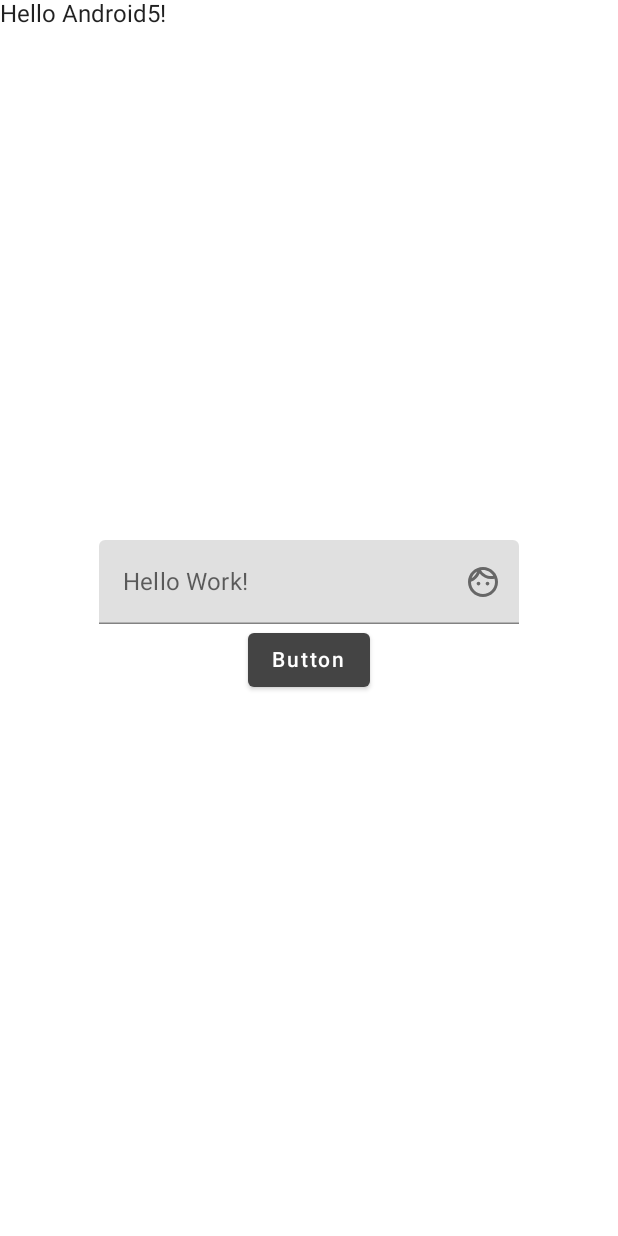
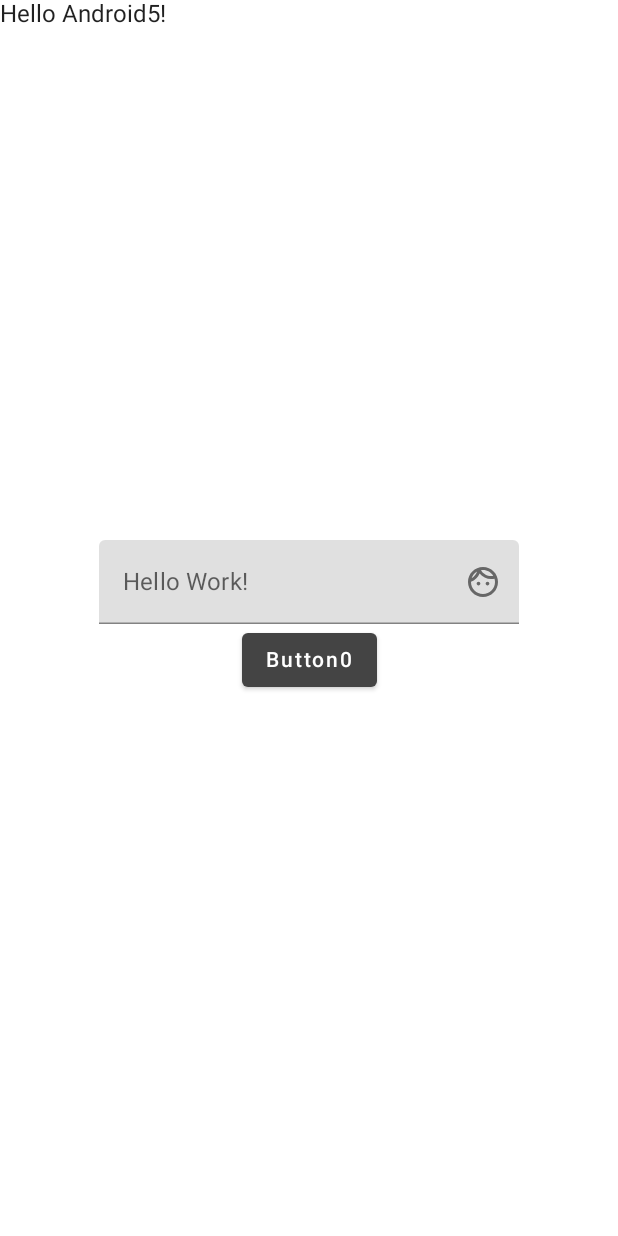
Before and after one commit to shjman/polygon2, an Android app built with Jetpack Compose: the screen it shows after launch (MainActivity), on a phone screen of 412 x 824 dp. Run offline under Robolectric (Android 15) with nearby library versions, the phone set to English and light mode, and no system bars; our stand-ins replace Timber.

```diff
--- a/app/src/main/java/com/shjman/polygon2/MainActivity.kt
+++ b/app/src/main/java/com/shjman/polygon2/MainActivity.kt
@@ -40,8 +40,8 @@ class MainActivity : ComponentActivity() {
                         verticalArrangement = Arrangement.Center,
                         horizontalAlignment = Alignment.CenterHorizontally
                     ) {
-                        myTextField(textField)
-                        buttonWithColor(label, textField)
+                        TextField(textField)
+                        ButtonWithColor(textField)
                     }
                 }
             }
@@ -57,7 +57,7 @@ fun Greeting(name: String) {
 }
 
 @Composable
-fun myTextField(textField: MutableState<String>) {
+fun TextField(textField: MutableState<String>) {
     TextField(
         value = textField.value,
         singleLine = true,
@@ -69,20 +69,19 @@ fun myTextField(textField: MutableState<String>) {
 }
 
 @Composable
-fun buttonWithColor(label: MutableState<String>, textField: MutableState<String>) {
+fun ButtonWithColor(textField: MutableState<String>) {
     val name = "Button"
     val labelInt = remember { mutableStateOf(0) }
     Button(
         onClick = {
-            Timber.d("button clicked textField.value = ${textField.value} ")
             //your onclick code
             labelInt.value = ++labelInt.value
-            label.value = name + labelInt.value
+            Timber.d("button clicked textField.value = ${textField.value} ")
         },
         colors = ButtonDefaults.buttonColors(backgroundColor = Color.DarkGray)
     )
     {
-        Text(text = label.value, color = Color.White)
+        Text(text = name + labelInt.value, color = Color.White)
     }
 }
 
--- a/build.gradle
+++ b/build.gradle
@@ -4,8 +4,8 @@ buildscript {
     }
 }// Top-level build file where you can add configuration options common to all sub-projects/modules.
 plugins {
-    id 'com.android.application' version '7.1.0' apply false
-    id 'com.android.library' version '7.1.0' apply false
+    id 'com.android.application' version '7.2.1' apply false
+    id 'com.android.library' version '7.2.1' apply false
     id 'org.jetbrains.kotlin.android' version '1.6.10' apply false
 }
 
```
Also changed, not shown: gradle/wrapper/gradle-wrapper.properties.
